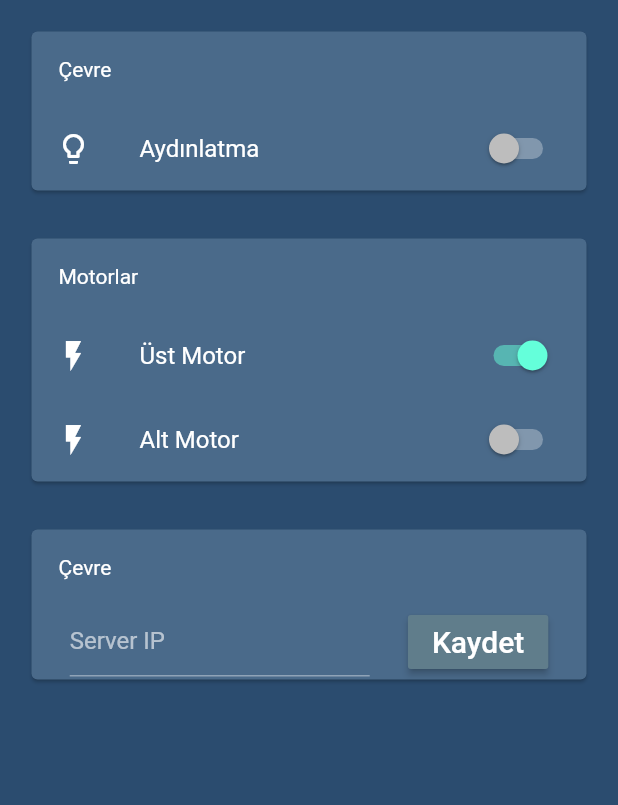
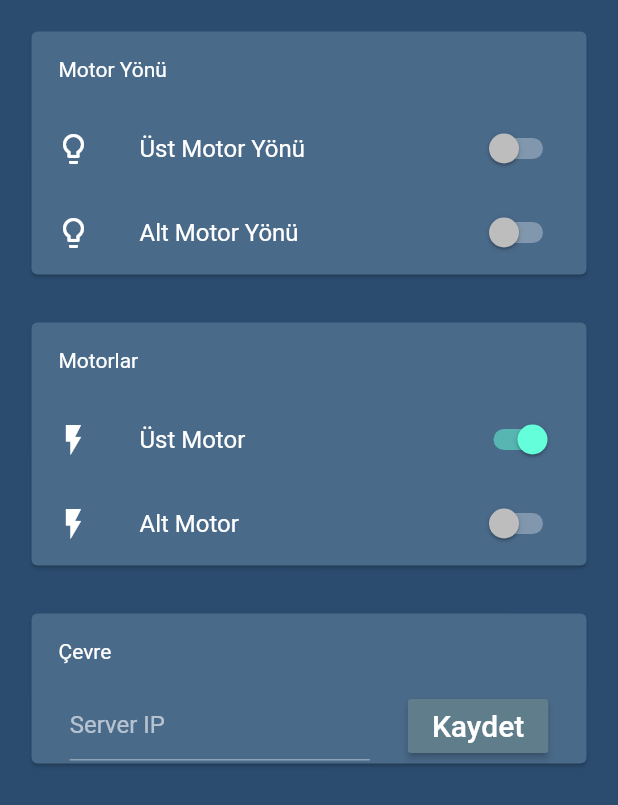
Before and after one commit to MarlonJD/projectBlue, a Flutter app: the KontrolWidget screen opened directly, after a tap on "Üst Motor", on a phone screen of 412 x 824 dp. Shown: the top 805 px of the screen. Run offline on Flutter 3.47's test engine with Material 2 defaults, Android fonts, the light colour scheme and no system bars; our stand-ins replace getflutter, shared_preferences, video_player; missing offline and left inert: control_pad; accounts and stored records are empty; network calls fail.

Commit message:
Add motor buttons

```diff
--- a/deniz_ustu/lib/src/api/api_service.dart
+++ b/deniz_ustu/lib/src/api/api_service.dart
@@ -2,11 +2,11 @@ import 'package:denizustu/src/model/post.dart';
 import 'package:http/http.dart' show Client;
 
 class ApiService {
-  final String baseUrl = "http://192.168.1.40:8000/api";
+  final String baseUrl = "http://192.168.1.55:8001/api";
   Client client = Client();
 
   Future<Sensor> getSensors() async {
-    final response = await client.get("$baseUrl/sensor/1/");
+    final response = await client.get("$baseUrl/sensor/2/");
     if (response.statusCode == 200) {
       return sensorFromJson(response.body);
     } else {
@@ -14,9 +14,9 @@ class ApiService {
     }
   }
 
-  Future<bool> sendSwitch(Switches data) async {
-    final response = await client.put(
-      "$baseUrl/switch/1/",
+  Future<bool> sendMotor(Motor data) async {
+    final response = await client.patch(
+      "$baseUrl/motor/2/",
       headers: {"content-type": "application/json; charset=UTF-8"},
       body: switchToJson(data),
     );
--- a/deniz_ustu/lib/src/model/post.dart
+++ b/deniz_ustu/lib/src/model/post.dart
@@ -2,24 +2,25 @@ import 'dart:convert';
 
 
 // Switch
-class Switches{
-  bool lights;
-  bool uMotor;
-  bool aMotor;
+class Motor{
+  bool d1;
+  bool d2;
+  bool motor1;
+  bool motor2;
 
-  Switches({this.lights, this.uMotor, this.aMotor});
+  Motor({this.d1, this.d2, this.motor1, this.motor2});
 
   Map<dynamic, dynamic> toJson() {
-    return {"lights": lights, "uMotor": uMotor, "aMotor": aMotor};
+    return {"d1": d1, "d2": d2, "motor1": motor1, "motor2": motor2};
   }
 
   @override
   String toString() {
-    return 'Switch{lights: $lights, uMotor: $uMotor, aMotor: $aMotor}';
+    return 'Switch{d1: $d1, d2: $d2, motor1: $motor1, motor2: $motor2}';
   }
 }
 
-String switchToJson(Switches data) {
+String switchToJson(Motor data) {
   final jsonData = data.toJson();
   return json.encode(jsonData);
 }
@@ -27,16 +28,16 @@ String switchToJson(Switches data) {
 
 // Sensor class
 class Sensor{
-  int motorDevri;
+  int denizSeviyesi;
   int basinc;
   int derinlik ;
   int sicaklik;
 
-  Sensor({this.motorDevri, this.basinc, this.derinlik, this.sicaklik});
+  Sensor({this.denizSeviyesi, this.basinc, this.derinlik, this.sicaklik});
 
   factory Sensor.fromJson(Map<String, dynamic> map) {
     return Sensor(
-      motorDevri: map["motor_devri"],
+      denizSeviyesi: map["deniz_seviyesi"],
       basinc: map["basinc"],
       derinlik: map["derinlik"],
       sicaklik: map["sicaklik"]
--- a/deniz_ustu/lib/src/ui/kontrol.dart
+++ b/deniz_ustu/lib/src/ui/kontrol.dart
@@ -8,7 +8,7 @@ final GlobalKey<ScaffoldState> _scaffoldState = GlobalKey<ScaffoldState>();
 
 class KontrolWidget extends StatefulWidget {
   Sensor sensor;
-  Switches switches;
+  Motor switches;
 
   /* KontrolWidget({Key key}) : super(key: key); */
   KontrolWidget({this.switches});
@@ -44,9 +44,10 @@ class _KontrolWidgetState extends State<KontrolWidget> {
 
   final _formKey = GlobalKey<FormState>();
 
-  bool _lights = false;
-  bool _uMotor = false;
-  bool _aMotor = false;
+  bool _d1 = false;
+  bool _d2 = false;
+  bool _motor1 = false;
+  bool _motor2 = false;
 
   bool _isLoading = false;
   ApiService _apiService = ApiService();
@@ -68,16 +69,18 @@ class _KontrolWidgetState extends State<KontrolWidget> {
               padding: EdgeInsets.zero,
               title: GFListTile(
                 margin: EdgeInsets.zero,
-                title: Text('Çevre'),
+                title: Text('Motor Yönü'),
               ),
-              content: SwitchListTile(
-                title: const Text('Aydınlatma'),
-                value: _lights,
+              content: Column(
+                children: [
+              SwitchListTile(
+                title: const Text('Üst Motor Yönü'),
+                value: _d1,
                 onChanged: (bool value) {
                   setState(() {
-                    _lights = value;
-                    Switches switches = Switches(lights: _lights, uMotor: _uMotor, aMotor: _aMotor);
-                    _apiService.sendSwitch(switches).then((isSuccess) {
+                    _d1 = value;
+                    Motor switches = Motor(d1: _d1, d2: _d2, motor1: _motor1, motor2: _motor2);
+                    _apiService.sendMotor(switches).then((isSuccess) {
                           setState(() => _isLoading = false);
                           if (isSuccess) {
                             print("Gönderdi");
@@ -95,6 +98,32 @@ class _KontrolWidgetState extends State<KontrolWidget> {
                 },
                 secondary: const Icon(Icons.lightbulb_outline),
               ),
+              SwitchListTile(
+                title: const Text('Alt Motor Yönü'),
+                value: _d2,
+                onChanged: (bool value) {
+                  setState(() {
+                    _d2 = value;
+                    Motor switches = Motor(d1: _d1, d2: _d2, motor1: _motor1, motor2: _motor2);
+                    _apiService.sendMotor(switches).then((isSuccess) {
+                          setState(() => _isLoading = false);
+                          if (isSuccess) {
+                            print("Gönderdi");
+                            _scaffoldState.currentState.showSnackBar(SnackBar(
+                              content: Text("Gönderildi, başarılı"),
+                            ));
+                          } else {
+                            print("Başarısız tıpkı senin gibi...");
+                            _scaffoldState.currentState.showSnackBar(SnackBar(
+                              content: Text("Submit data failed"),
+                            ));
+                          }
+                        });
+                  });
+                },
+                secondary: const Icon(Icons.lightbulb_outline),
+              ),
+              ])
             ),
             GFCard(
                 color: Color(0xFF4A6A8A),
@@ -106,12 +135,12 @@ class _KontrolWidgetState extends State<KontrolWidget> {
                 content: Column(children: [
                   SwitchListTile(
                     title: const Text('Üst Motor'),
-                    value: _uMotor,
+                    value: _motor1,
                     onChanged: (bool value) {
                       setState(() {
-                        _uMotor = value;
-                        Switches switches = Switches(lights: _lights, uMotor: _uMotor, aMotor: _aMotor);
-                        _apiService.sendSwitch(switches).then((isSuccess) {
+                        _motor1 = value;
+                        Motor switches = Motor(d1: _d1, d2: _d2, motor1: _motor1, motor2: _motor2);
+                        _apiService.sendMotor(switches).then((isSuccess) {
                           setState(() => _isLoading = false);
                           if (isSuccess) {
                             print("Gönderdi");
@@ -131,12 +160,12 @@ class _KontrolWidgetState extends State<KontrolWidget> {
                   ),
                   SwitchListTile(
                     title: const Text('Alt Motor'),
-                    value: _aMotor,
+                    value: _motor2,
                     onChanged: (bool value) {
                       setState(() {
-                        _aMotor = value;
-                        Switches switches = Switches(lights: _lights, uMotor: _uMotor, aMotor: _aMotor);
-                    _apiService.sendSwitch(switches).then((isSuccess) {
+                        _motor2 = value;
+                        Motor switches = Motor(d1: _d1, d2: _d2, motor1: _motor1, motor2: _motor2);
+                    _apiService.sendMotor(switches).then((isSuccess) {
                           setState(() => _isLoading = false);
                           if (isSuccess) {
                             print("Gönderdi");
```
Also changed, not shown: deniz_ustu/lib/src/ui/genel.dart (+6 -16 lines), deniz_ustu/lib/src/ui/mjpeg_view.dart (added, +95 -0 lines), deniz_ustu/pubspec.lock.
